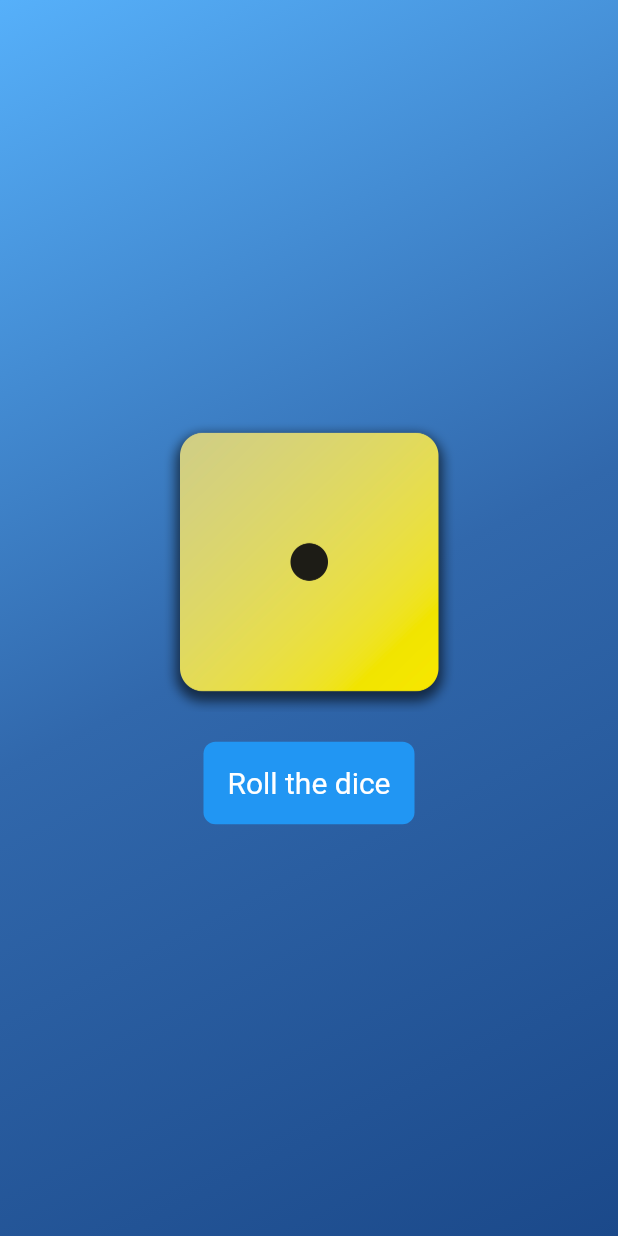
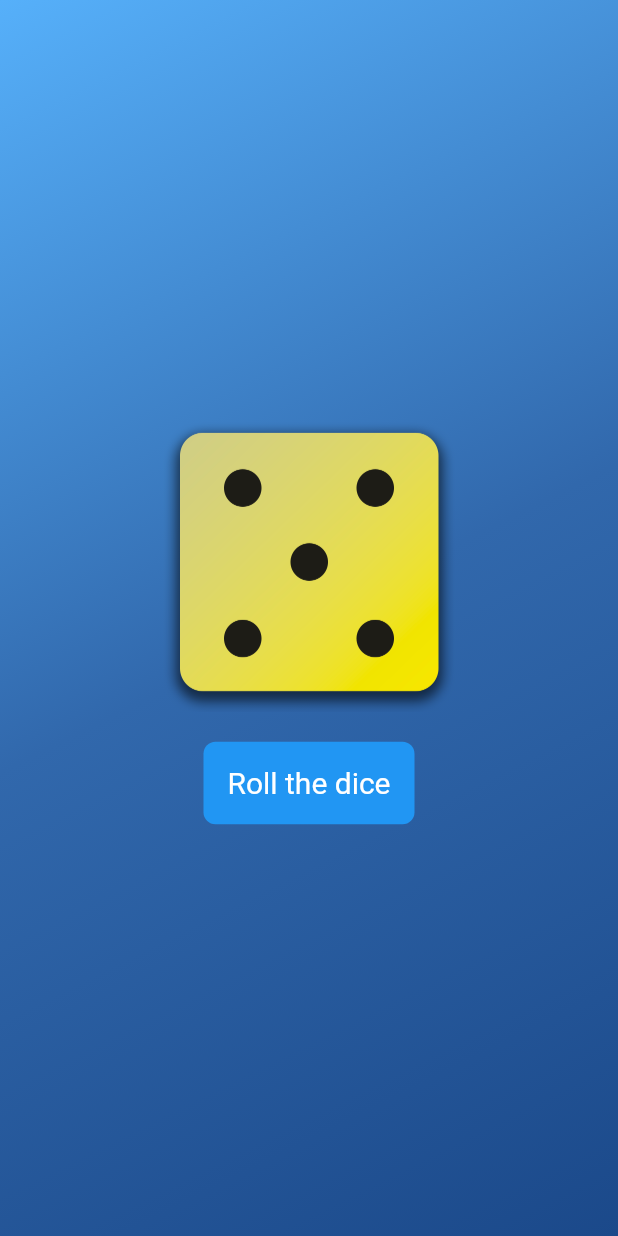
Before and after one commit to MichalMatu/FlutterApp, a Flutter app: the screen it shows after launch, after a tap on "Roll the dice", on a phone screen of 412 x 824 dp. Run offline on Flutter 3.47's test engine with Material 3 defaults, Android fonts, the phone set to English and light mode, and no system bars.

```diff
--- a/lib/dice_roller.dart
+++ b/lib/dice_roller.dart
@@ -1,4 +1,5 @@
 import 'package:flutter/material.dart';
+import 'dart:math';
 
 class DiceRoller extends StatefulWidget {
   const DiceRoller({super.key});
@@ -10,16 +11,13 @@ class DiceRoller extends StatefulWidget {
 
 class _DiceRollerState extends State<DiceRoller> {
   // declare a variable to store the active dice image
-  String activeDiceImage = 'assets/images/dice-1.png';
+  var currentDiceRoll = 1;
 
   void rollDice() {
     // body of the function
     setState(() {
-      // activeDiceImage = 'assets/images/dice-2.png';
-      // create a random number between 1 and 6 and store it in a variable
-      int randomNumber = 1 + (DateTime.now().millisecond % 6);
-      // update the activeDiceImage variable based on the random number
-      activeDiceImage = 'assets/images/dice-$randomNumber.png';
+      // update the activeDiceImage variable
+      currentDiceRoll = Random().nextInt(6) + 1;
     });
   }
 
@@ -29,7 +27,7 @@ class _DiceRollerState extends State<DiceRoller> {
       mainAxisAlignment: MainAxisAlignment.center,
       children: [
         Image.asset(
-          activeDiceImage,
+          'assets/images/dice-$currentDiceRoll.png',
           fit: BoxFit.cover,
           width: 200,
           height: 200,
```
